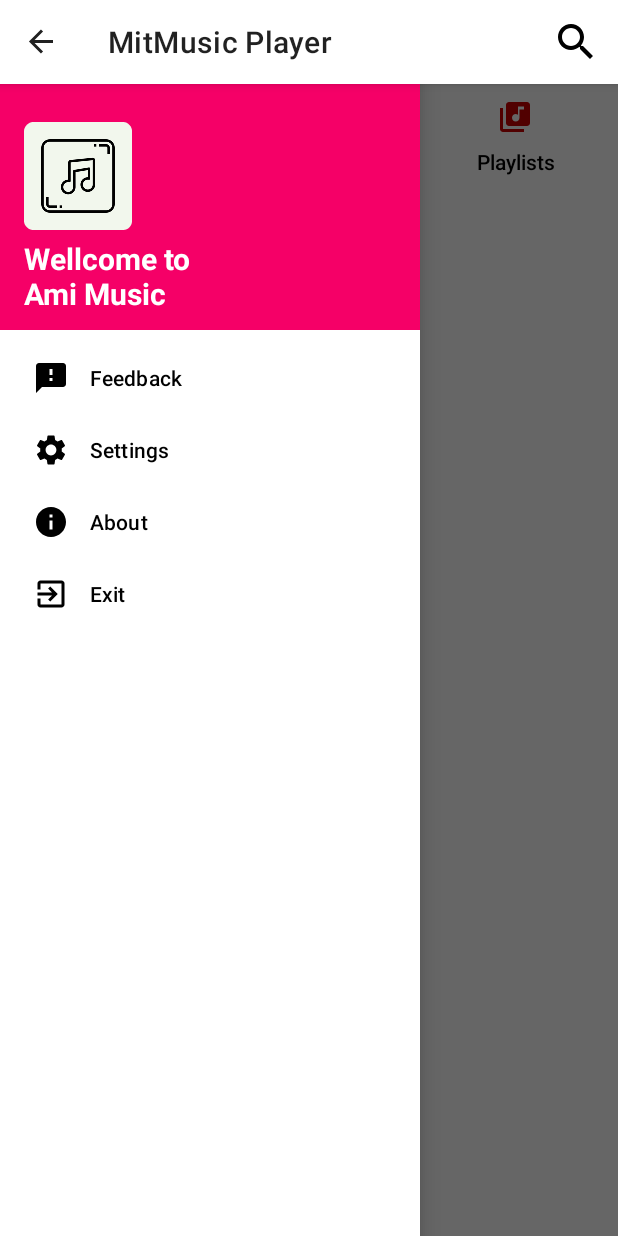
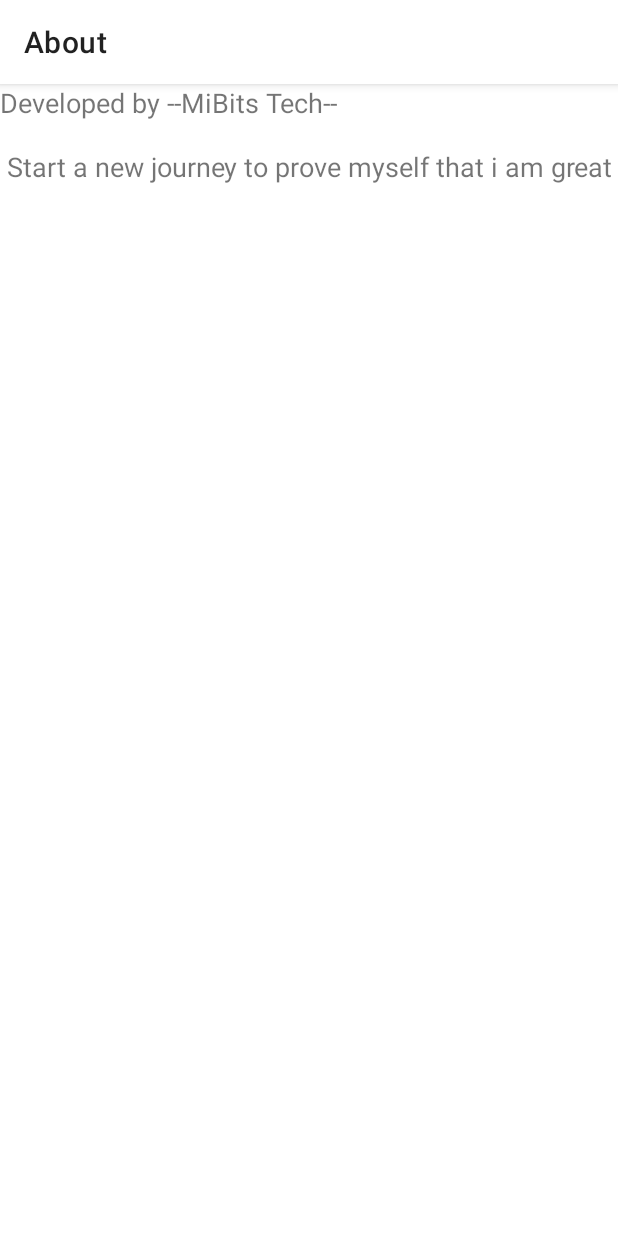
Before and after one commit to MithuBitz/MitMusic, an Android app: the screen it shows after launch (MainActivity before the commit, AboutActivity after it), in the side drawer, after a tap on "About", on a phone screen of 412 x 824 dp. Run offline under Robolectric (Android 15) with nearby library versions, the light colour scheme and no system bars.

Commit message:
navigation Drawer Functionality --Send feedback by mail

```diff
--- a/app/build.gradle
+++ b/app/build.gradle
@@ -58,4 +58,8 @@ dependencies {
 
     //for storing objects in shared preferences
     implementation 'com.google.code.gson:gson:2.8.6'
+
+    //Mail sending feature enable
+    implementation 'com.sun.mail:android-mail:1.6.2'
+    implementation 'com.sun.mail:android-activation:1.6.2'
 }
--- /dev/null
+++ b/app/src/main/java/com/example/mitmusicplayer/AboutActivity.kt
@@ -0,0 +1,25 @@
+package com.example.mitmusicplayer
+
+import android.os.Bundle
+import androidx.appcompat.app.AppCompatActivity
+import com.example.mitmusicplayer.databinding.ActivityAboutBinding
+
+class AboutActivity : AppCompatActivity() {
+
+    lateinit var binding: ActivityAboutBinding
+
+    override fun onCreate(savedInstanceState: Bundle?) {
+        super.onCreate(savedInstanceState)
+        setTheme(R.style.coolPinkNav)
+        binding = ActivityAboutBinding.inflate(layoutInflater)
+        setContentView(binding.root)
+        supportActionBar?.title = "About"
+
+        binding.aboutText.text = aboutText()
+    }
+
+    private fun aboutText(): String {
+        return "Developed by --MiBits Tech--" +
+                "\n\n Start a new journey to prove myself that i am great"
+    }
+}
--- a/app/src/main/java/com/example/mitmusicplayer/MainActivity.kt
+++ b/app/src/main/java/com/example/mitmusicplayer/MainActivity.kt
@@ -86,9 +86,9 @@ class MainActivity : AppCompatActivity() {
 
         binding.navView.setNavigationItemSelectedListener {
             when(it.itemId) {
-                R.id.navFeedback -> Toast.makeText(baseContext, "FeedBack", Toast.LENGTH_SHORT ).show()
-                R.id.navSettings -> Toast.makeText(baseContext, "Settings", Toast.LENGTH_SHORT ).show()
-                R.id.navAbout -> Toast.makeText(baseContext, "About", Toast.LENGTH_SHORT ).show()
+                R.id.navFeedback -> startActivity(Intent(this@MainActivity, FeedbackActivity::class.java))
+                R.id.navSettings -> startActivity(Intent(this@MainActivity, SettingsActivity::class.java))
+                R.id.navAbout -> startActivity(Intent(this@MainActivity, AboutActivity::class.java))
                 R.id.navExit -> {
                     val builder = MaterialAlertDialogBuilder(this)
                     builder.setTitle("Exit")
--- /dev/null
+++ b/app/src/main/res/layout/activity_about.xml
@@ -0,0 +1,16 @@
+<?xml version="1.0" encoding="utf-8"?>
+<androidx.constraintlayout.widget.ConstraintLayout xmlns:android="http://schemas.android.com/apk/res/android"
+    xmlns:app="http://schemas.android.com/apk/res-auto"
+    xmlns:tools="http://schemas.android.com/tools"
+    android:layout_width="match_parent"
+    android:layout_height="match_parent"
+    tools:context=".AboutActivity">
+
+    <TextView
+        android:id="@+id/aboutText"
+        android:layout_width="match_parent"
+        android:layout_height="match_parent"
+        android:text="@string/about"
+        android:textSize="18sp"/>
+
+</androidx.constraintlayout.widget.ConstraintLayout>
--- a/app/src/main/res/values/strings.xml
+++ b/app/src/main/res/values/strings.xml
@@ -34,5 +34,8 @@
     <string name="add_song">Add</string>
     <string name="remove_all">Remove All</string>
     <string name="song_search">Search Song</string>
+    <string name="topic_feedback">Topic i.e Suggestion, Error, etc</string>
+    <string name="email_feedback">Email Address (Optional)</string>
+    <string name="send_feedback">Send</string>
 
 </resources>
```
Also changed, not shown: app/src/main/AndroidManifest.xml (+10 -1 lines), app/src/main/java/com/example/mitmusicplayer/FeedbackActivity.kt (added, +66 -0 lines), app/src/main/java/com/example/mitmusicplayer/SettingsActivity.kt (added, +18 -0 lines), app/src/main/res/layout/activity_feedback.xml (added, +47 -0 lines), app/src/main/res/layout/activity_settings.xml (added, +9 -0 lines).
